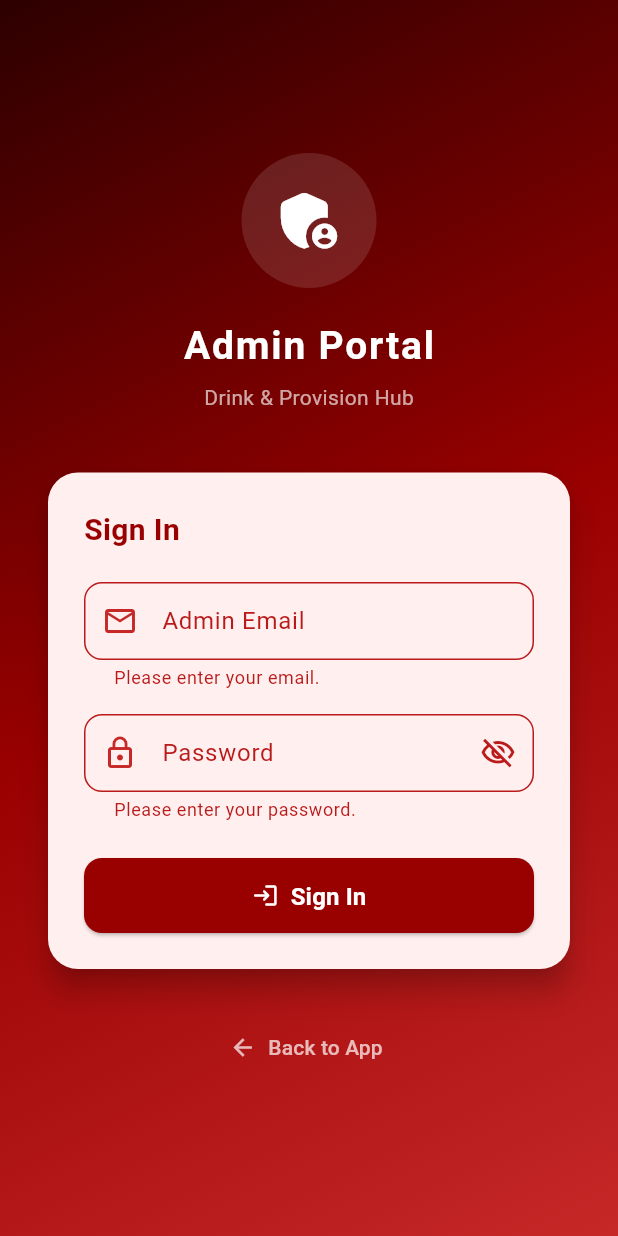
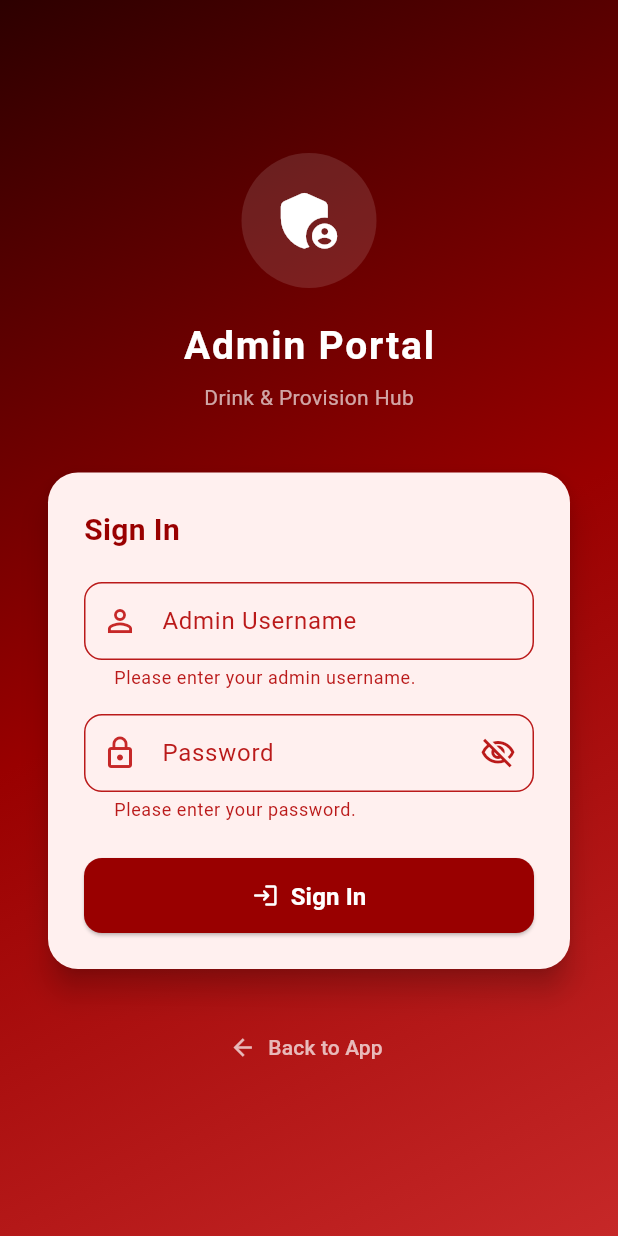
Before and after one commit to yawcaptains-code/my-Apps, a Flutter app: the AdminLoginScreen screen opened by its route, after a tap on "Sign In", on a phone screen of 412 x 824 dp. Run offline on Flutter 3.47's test engine with Material 3 defaults, Android fonts, the phone set to English and light mode, and no system bars; our stand-ins replace badges, carousel_slider, flutter_spinkit, image_picker, shared_preferences, shimmer and 1 more; accounts and stored records are empty.

Commit message:
Harden auth flow and remove hardcoded admin secrets

```diff
--- /dev/null
+++ b/lib/config/security_config.dart
@@ -0,0 +1 @@
+const String adminAccessCode = String.fromEnvironment('ADMIN_ACCESS_CODE');
--- a/lib/main.dart
+++ b/lib/main.dart
@@ -8,6 +8,7 @@ import 'providers/carousel_provider.dart';
 import 'providers/categories_provider.dart';
 import 'providers/contact_info_provider.dart';
 import 'providers/home_shop_provider.dart';
+import 'providers/auth_provider.dart';
 import 'providers/theme_provider.dart';
 import 'screens/splash_screen.dart';
 import 'screens/onboarding_screen.dart';
@@ -29,6 +30,7 @@ import 'screens/admin_page5_screen.dart';
 import 'screens/admin_page6_screen.dart';
 import 'screens/admin_page7_screen.dart';
 import 'screens/carousel_preview_screen.dart';
+import 'widgets/admin_route_gate.dart';
 
 void main() {
   runApp(
@@ -41,6 +43,7 @@ void main() {
         ChangeNotifierProvider(create: (_) => CarouselProvider()),
         ChangeNotifierProvider(create: (_) => ContactInfoProvider()),
         ChangeNotifierProvider(create: (_) => HomeShopProvider()),
+        ChangeNotifierProvider(create: (_) => AuthProvider()),
         ChangeNotifierProvider(create: (_) => ThemeProvider()),
       ],
       child: const DrinkProvisionApp(),
@@ -168,17 +171,23 @@ class DrinkProvisionApp extends StatelessWidget {
         '/category-products': (ctx) => const CategoryProductsScreen(),
         '/chat': (ctx) => const ChatScreen(),
         '/admin-login': (ctx) => const AdminLoginScreen(),
-        '/admin-dashboard': (ctx) => const AdminDashboardScreen(),
-        '/admin-page2': (ctx) => const AdminPage2Screen(),
+        '/admin-dashboard': (ctx) =>
+          const AdminRouteGate(child: AdminDashboardScreen()),
+        '/admin-page2': (ctx) =>
+          const AdminRouteGate(child: AdminPage2Screen()),
         '/admin-page3': (ctx) {
           final tab =
               (ModalRoute.of(ctx)?.settings.arguments as int?) ?? 0;
-          return AdminPage3Screen(initialTab: tab);
+          return AdminRouteGate(child: AdminPage3Screen(initialTab: tab));
         },
-        '/admin-page4': (ctx) => const AdminPage4Screen(),
-        '/admin-page5': (ctx) => const AdminPage5Screen(),
-        '/admin-page6': (ctx) => const AdminPage6Screen(),
-        '/admin-page7': (ctx) => const AdminPage7Screen(),
+        '/admin-page4': (ctx) =>
+          const AdminRouteGate(child: AdminPage4Screen()),
+        '/admin-page5': (ctx) =>
+          const AdminRouteGate(child: AdminPage5Screen()),
+        '/admin-page6': (ctx) =>
+          const AdminRouteGate(child: AdminPage6Screen()),
+        '/admin-page7': (ctx) =>
+          const AdminRouteGate(child: AdminPage7Screen()),
         '/carousel-preview': (ctx) => const CarouselPreviewScreen(),
       },
     );
--- a/lib/screens/admin_dashboard_screen.dart
+++ b/lib/screens/admin_dashboard_screen.dart
@@ -4,6 +4,8 @@ import 'package:flutter/material.dart';
 import 'package:image_picker/image_picker.dart';
 import 'package:provider/provider.dart';
 import 'package:shared_preferences/shared_preferences.dart';
+
+import '../providers/auth_provider.dart';
 
 import '../providers/orders_provider.dart';
 import '../providers/products_provider.dart';
@@ -59,8 +61,7 @@ class _AdminDashboardScreenState extends State<AdminDashboardScreen> {
           ),
           ElevatedButton(
             onPressed: () async {
-              final prefs = await SharedPreferences.getInstance();
-              await prefs.setBool('is_admin', false);
+              await context.read<AuthProvider>().signOutAdmin();
               if (!mounted) return;
               Navigator.pop(context);
               Navigator.pushNamedAndRemoveUntil(
--- a/lib/screens/admin_login_screen.dart
+++ b/lib/screens/admin_login_screen.dart
@@ -1,8 +1,11 @@
 import 'package:flutter/material.dart';
-import 'package:shared_preferences/shared_preferences.dart';
+import 'package:provider/provider.dart';
+
+import '../config/security_config.dart';
+import '../providers/auth_provider.dart';
 
 /// Admin Login Screen
-/// Credentials: Abmin@2026.com / MKT@2026#heavenminded
+/// Admin access is configured through the ADMIN_ACCESS_CODE build define.
 class AdminLoginScreen extends StatefulWidget {
   const AdminLoginScreen({super.key});
 
@@ -17,10 +20,6 @@ class _AdminLoginScreenState extends State<AdminLoginScreen> {
   bool _obscurePassword = true;
   bool _isLoading = false;
   String? _errorMessage;
-
-  // ── Hardcoded admin credentials ──────────────────────────────────────────
-  static const _adminEmail = 'Abmin@2026.com';
-  static const _adminPassword = 'MKT@2026#heavenminded';
 
   @override
   void dispose() {
@@ -39,21 +38,25 @@ class _AdminLoginScreenState extends State<AdminLoginScreen> {
     await Future.delayed(const Duration(milliseconds: 800));
     if (!mounted) return;
 
-    final email = _emailController.text.trim();
     final password = _passwordController.text;
 
-    if (email.toLowerCase() == _adminEmail.toLowerCase() &&
-        password == _adminPassword) {
-      final prefs = await SharedPreferences.getInstance();
-      await prefs.setBool('is_admin', true);
-      await prefs.setString('profile_email', _adminEmail);
+    if (adminAccessCode.isEmpty) {
+      setState(() {
+        _isLoading = false;
+        _errorMessage = 'Admin access is not configured for this build.';
+      });
+      return;
+    }
+
+    if (password == adminAccessCode) {
+      await context.read<AuthProvider>().signInAdmin();
       if (!mounted) return;
       Navigator.pushNamedAndRemoveUntil(
           context, '/admin-dashboard', (route) => false);
     } else {
       setState(() {
         _isLoading = false;
-        _errorMessage = 'Invalid admin credentials. Please try again.';
+        _errorMessage = 'Invalid admin access code. Please try again.';
       });
     }
   }
@@ -133,18 +136,15 @@ class _AdminLoginScreenState extends State<AdminLoginScreen> {
                           controller: _emailController,
                           keyboardType: TextInputType.emailAddress,
                           decoration: InputDecoration(
-                            labelText: 'Admin Email',
-                            prefixIcon: const Icon(Icons.email_outlined,
+                            labelText: 'Admin Username',
+                            prefixIcon: const Icon(Icons.person_outline,
                                 color: Color(0xFFC62828)),
                             border: OutlineInputBorder(
                                 borderRadius: BorderRadius.circular(12)),
                           ),
                           validator: (v) {
                             if (v == null || v.trim().isEmpty) {
-                              return 'Please enter your email.';
-                            }
-                            if (!v.contains('@')) {
-                              return 'Enter a valid email address.';
+                              return 'Please enter your admin username.';
                             }
                             return null;
                           },
--- a/lib/screens/splash_screen.dart
+++ b/lib/screens/splash_screen.dart
@@ -3,6 +3,7 @@ import 'package:provider/provider.dart';
 import 'package:flutter_spinkit/flutter_spinkit.dart';
 import 'package:shared_preferences/shared_preferences.dart';
 
+import '../providers/auth_provider.dart';
 import '../providers/cart_provider.dart';
 import '../providers/orders_provider.dart';
 import '../providers/products_provider.dart';
@@ -42,6 +43,7 @@ class _SplashScreenState extends State<SplashScreen>
     // Load persisted data in parallel
     final results = await Future.wait([
       SharedPreferences.getInstance(),
+      context.read<AuthProvider>().restoreUserSession(),
       context.read<CartProvider>().loadFromPrefs(),
       context.read<OrdersProvider>().loadFromPrefs(),
       context.read<ProductsProvider>().loadFromPrefs(),
--- a/pubspec.yaml
+++ b/pubspec.yaml
@@ -32,6 +32,9 @@ dependencies:
   # Shimmer skeleton loading effect
   shimmer: ^3.0.0
 
+  # Password hashing for local account storage
+  crypto: ^3.0.3
+
   # WhatsApp / phone call deep-links
   url_launcher: ^6.3.1
 
```
Also changed, not shown: lib/providers/auth_provider.dart (added, +73 -0 lines), lib/screens/home_screen.dart (+3 -16 lines), lib/screens/login_screen.dart (+29 -18 lines), lib/screens/profile_screen.dart (+8 -2 lines), lib/screens/register_screen.dart (+7 -16 lines), lib/services/password_hasher.dart (added, +25 -0 lines), lib/widgets/admin_route_gate.dart (added, +49 -0 lines), pubspec.lock, 2 other files.
